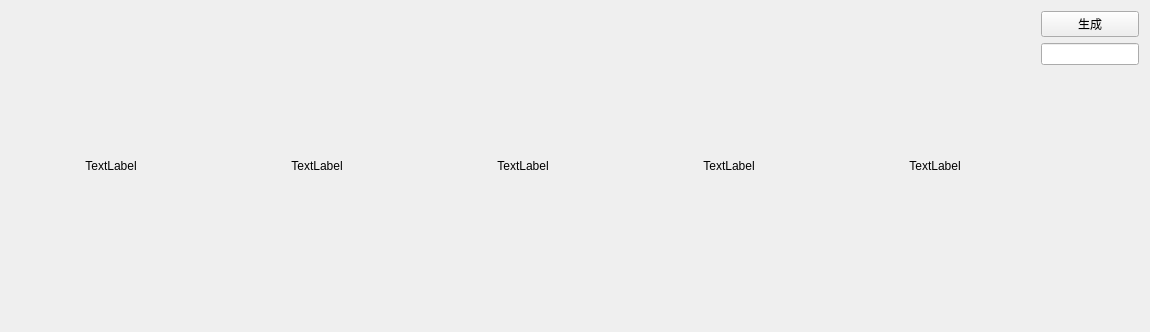
The window that TexasPoker/TexasPoker/texaswidget.ui (JackeyLea/TexasPoker) describes before a commit, drawn with Qt 5.
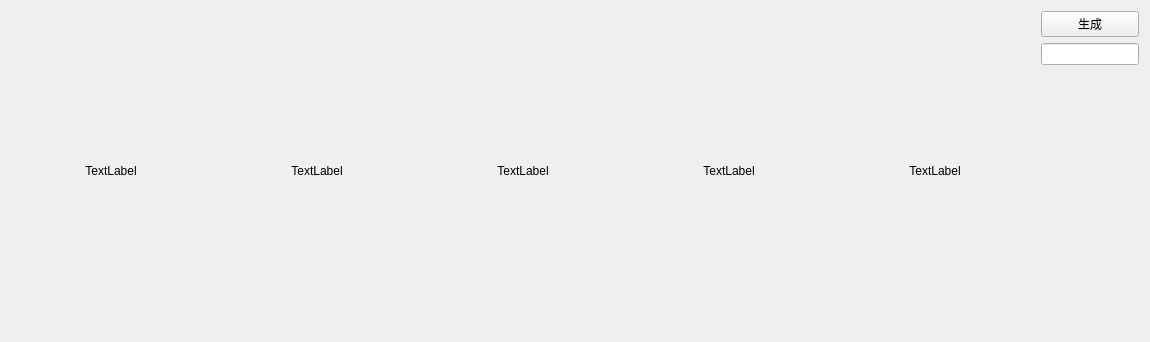
The same window after the commit.

Commit message: 更新界面设计

```diff
--- a/TexasPoker/TexasPoker/texaswidget.ui
+++ b/TexasPoker/TexasPoker/texaswidget.ui
@@ -7,7 +7,7 @@
     <x>0</x>
     <y>0</y>
     <width>1150</width>
-    <height>332</height>
+    <height>342</height>
    </rect>
   </property>
   <property name="windowTitle">
@@ -19,13 +19,13 @@
      <property name="minimumSize">
       <size>
        <width>200</width>
-       <height>310</height>
+       <height>320</height>
       </size>
      </property>
      <property name="maximumSize">
       <size>
        <width>200</width>
-       <height>310</height>
+       <height>320</height>
       </size>
      </property>
      <property name="text">
@@ -41,13 +41,13 @@
      <property name="minimumSize">
       <size>
        <width>200</width>
-       <height>310</height>
+       <height>320</height>
       </size>
      </property>
      <property name="maximumSize">
       <size>
        <width>200</width>
-       <height>310</height>
+       <height>320</height>
       </size>
      </property>
      <property name="text">
@@ -63,13 +63,13 @@
      <property name="minimumSize">
       <size>
        <width>200</width>
-       <height>310</height>
+       <height>320</height>
       </size>
      </property>
      <property name="maximumSize">
       <size>
        <width>200</width>
-       <height>310</height>
+       <height>320</height>
       </size>
      </property>
      <property name="text">
@@ -98,13 +98,13 @@
      <property name="minimumSize">
       <size>
        <width>200</width>
-       <height>310</height>
+       <height>320</height>
       </size>
      </property>
      <property name="maximumSize">
       <size>
        <width>200</width>
-       <height>310</height>
+       <height>320</height>
       </size>
      </property>
      <property name="text">
@@ -120,13 +120,13 @@
      <property name="minimumSize">
       <size>
        <width>200</width>
-       <height>310</height>
+       <height>320</height>
       </size>
      </property>
      <property name="maximumSize">
       <size>
        <width>200</width>
-       <height>310</height>
+       <height>320</height>
       </size>
      </property>
      <property name="text">
```
